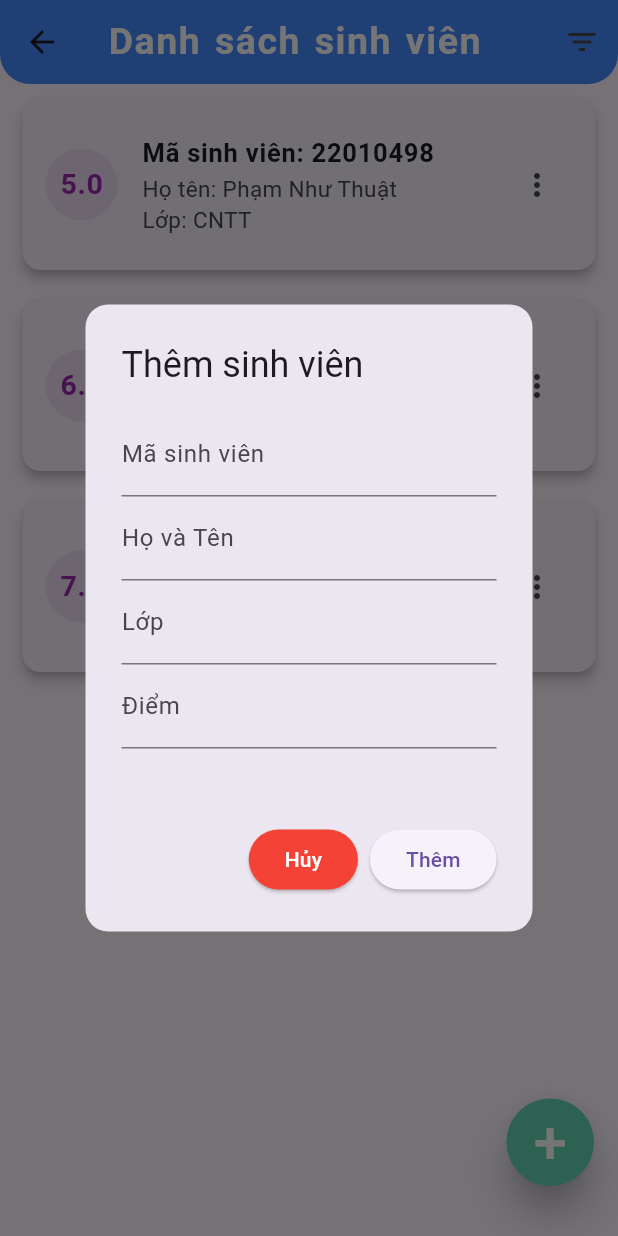
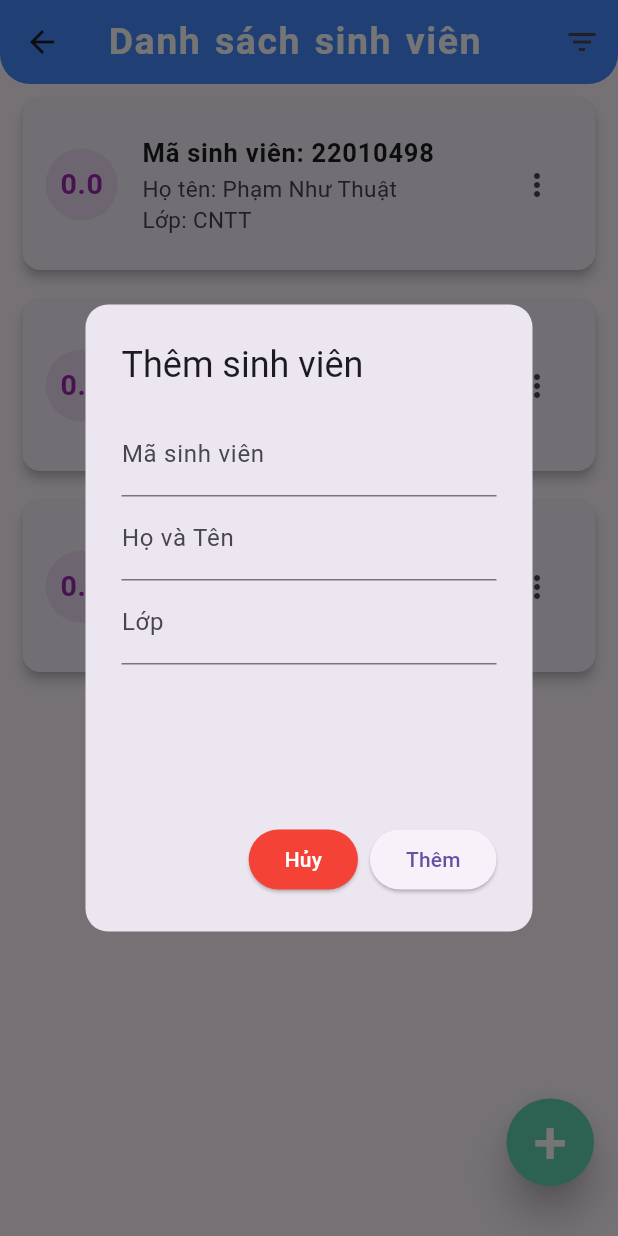
Before and after one commit to n4tsukii/bt-giua-ky, a Flutter app: the ql_sinhvien screen opened directly, after a tap on an icon or button, on a phone screen of 412 x 824 dp. Run offline on Flutter 3.47's test engine with Material 3 defaults, Android fonts, the phone set to English and light mode, and no system bars.

Commit message:
update display SV

```diff
--- a/lib/models/sinhvien.dart
+++ b/lib/models/sinhvien.dart
@@ -12,7 +12,7 @@ class SinhVien {
   SinhVien({
     required this.maSV,
     required this.hoten,
-    required this.diem,
+    this.diem = 0.0,
     required this.lop,
 
   });
@@ -21,14 +21,14 @@ class SinhVien {
 class StudentProvider with ChangeNotifier {
   double threshold = 0.0;
   List<SinhVien> dsSV = [
-    SinhVien(maSV: 22010498, hoten: "Phạm Như Thuật", diem: 5, lop: "CNTT"),
-    SinhVien(maSV: 21010651, hoten: "Mạnh Tâm", diem: 6, lop: "CNTT"),
-    SinhVien(maSV: 21010619, hoten: "Nguyễn Tuấn", diem: 7, lop: "CNTT")
+    SinhVien(maSV: 22010498, hoten: "Phạm Như Thuật", lop: "CNTT"),
+    SinhVien(maSV: 21010651, hoten: "Mạnh Tâm", lop: "CNTT"),
+    SinhVien(maSV: 21010619, hoten: "Nguyễn Tuấn", lop: "CNTT")
   ];
   List<SinhVien> get currentStudent => filterStudents(threshold);
 
-  void addStudent(int maSV, String hoten, double diem, String lop) {
-    SinhVien newStudent = SinhVien(maSV: maSV, hoten: hoten, diem: diem, lop: lop);
+  void addStudent(int maSV, String hoten, String lop) {
+    SinhVien newStudent = SinhVien(maSV: maSV, hoten: hoten, lop: lop);
     dsSV.add(newStudent);
     notifyListeners();
   }
@@ -45,7 +45,7 @@ class StudentProvider with ChangeNotifier {
   }
 
   List<SinhVien> filterStudents(double threshold) {
-    return dsSV.where((student) => student.diem > threshold).toList();
+    return dsSV.where((student) => student.diem >= threshold).toList();
   }
   void updateStudentAverage(BuildContext context ,int maSV){
     double average = Provider.of<DiemProvider>(context, listen: false).getDiemTrungBinh(maSV);
--- a/lib/widgets/sinhvien/formnhapSV.dart
+++ b/lib/widgets/sinhvien/formnhapSV.dart
@@ -34,10 +34,10 @@ class FormNhapSinhVien extends StatelessWidget {
                     controller: lopController,
                     decoration: const InputDecoration(labelText: 'Lớp'),
                   ),
-                  TextField(
-                    controller: diemTotNghiepController,
-                    decoration: const InputDecoration(labelText: 'Điểm'),
-                  ),
+                  // TextField(
+                  //   controller: diemTotNghiepController,
+                  //   decoration: const InputDecoration(labelText: 'Điểm'),
+                  // ),
                 ],
               ),
             ),
@@ -53,11 +53,11 @@ class FormNhapSinhVien extends StatelessWidget {
                 onPressed: () {
                   int id = int.parse(maController.text);
                   String name = hoVaTenController.text;
-                  double diem = double.parse(diemTotNghiepController.text);
+                  // double diem = double.parse(diemTotNghiepController.text);
                   String lop = lopController.text;
 
                   Provider.of<StudentProvider>(context, listen: false)
-                      .addStudent(id, name, diem, lop);
+                      .addStudent(id, name, lop);
                   Navigator.of(context).pop();
                 },
                 child: const Text('Thêm'),
```
Also changed, not shown: lib/widgets/sinhvien/editSV.dart (+7 -7 lines).
